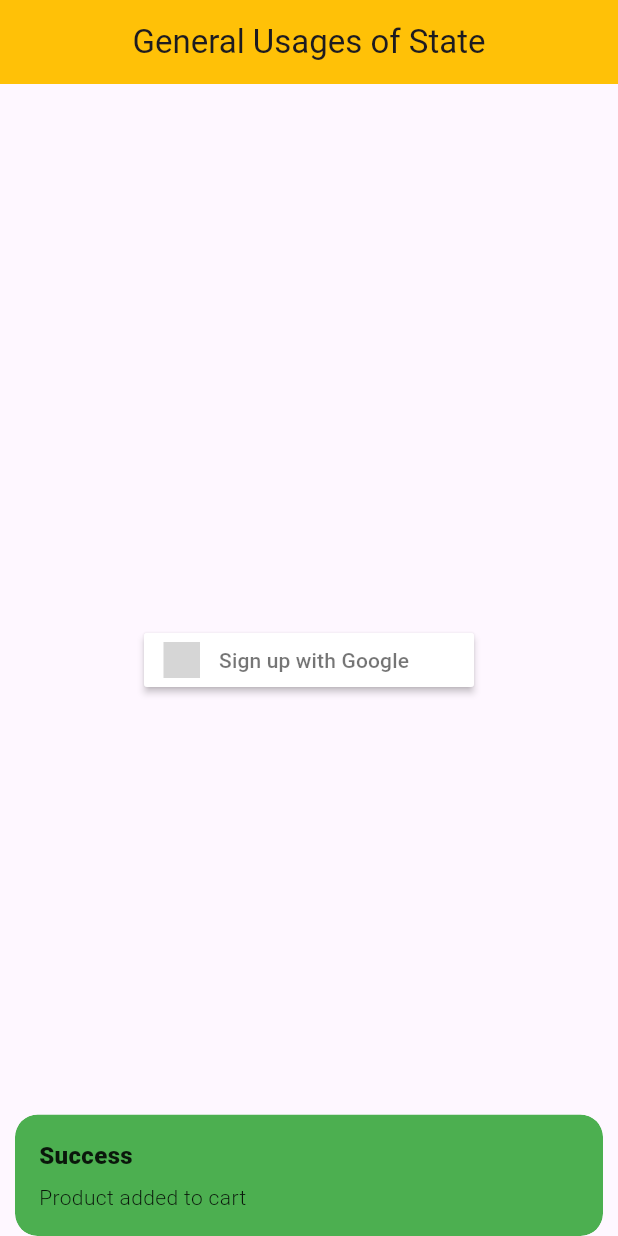
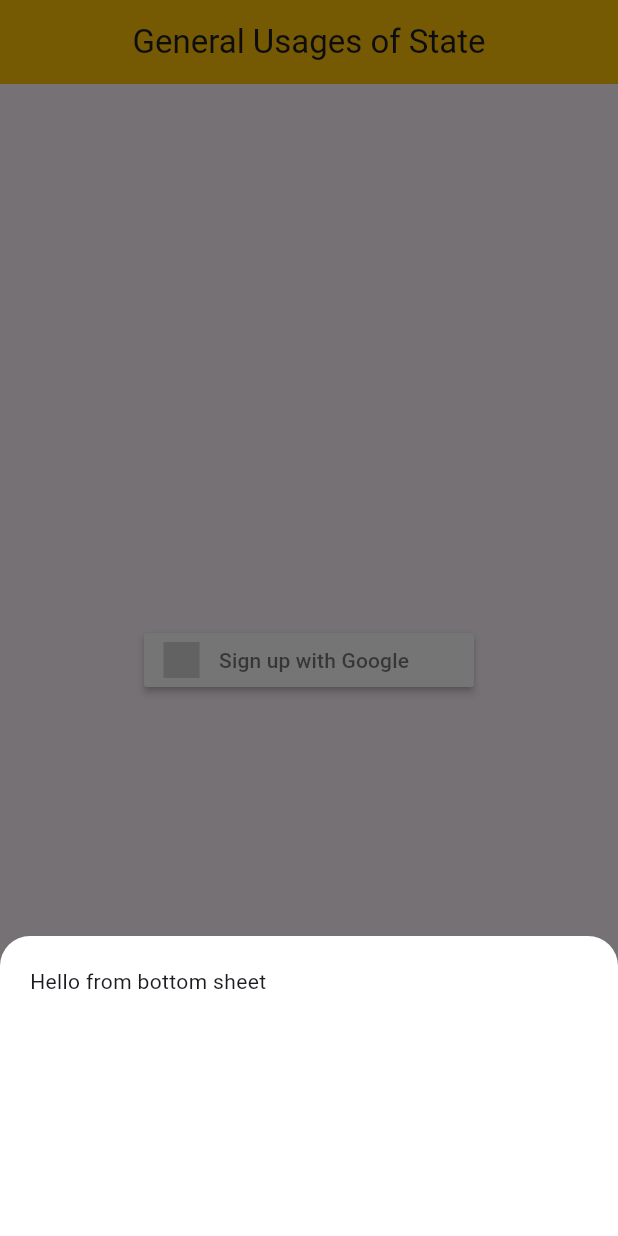
Before and after one commit to abdurrakibrafi/flutter_batch_two_assignment, a Flutter app: the screen it shows after launch, after a tap on "Sign up with Google", on a phone screen of 412 x 824 dp. Run offline on Flutter 3.47's test engine with Material 3 defaults, Android fonts, the phone set to English and light mode, and no system bars; drawn by our look-alikes of sign_in_button; our stand-ins replace get, google_fonts; grey boxes are pictures that could not be loaded.

Commit message:
state_management

```diff
--- a/lib/view/counter_view/generel_usages_of_state_view.dart
+++ b/lib/view/counter_view/generel_usages_of_state_view.dart
@@ -26,22 +26,37 @@ class GeneralUsagesOfStateView extends StatelessWidget {
               text: "Sign up with Google",
 
               onPressed: () {
+                /// bottom sheet using get-x
+
 
 
                 /// bottom sheet using get-x
 
+                Get.bottomSheet(
+                  Container(
 
+                    height: 200,
+                    width: double.infinity,
+                    padding: EdgeInsets.all(20),
+                    decoration: BoxDecoration(
+                      color: Colors.white,
+                      borderRadius: BorderRadius.only(
+                        topLeft: Radius.circular(20),
+                        topRight: Radius.circular(20),
+                      ),
+                    ),
 
-
-
+                    child: Text("Hello from bottom sheet"),
+                  ),
+                );
 
                 /// snackbar using get-x
-                Get.snackbar(
-                  backgroundColor: Colors.green,
-                  snackPosition: SnackPosition.BOTTOM,
-                  "Success",
-                  "Product added to cart",
-                );
+                // Get.snackbar(
+                //   backgroundColor: Colors.green,
+                //   snackPosition: SnackPosition.BOTTOM,
+                //   "Success",
+                //   "Product added to cart",
+                // );
               },
             ),
           ],
```
